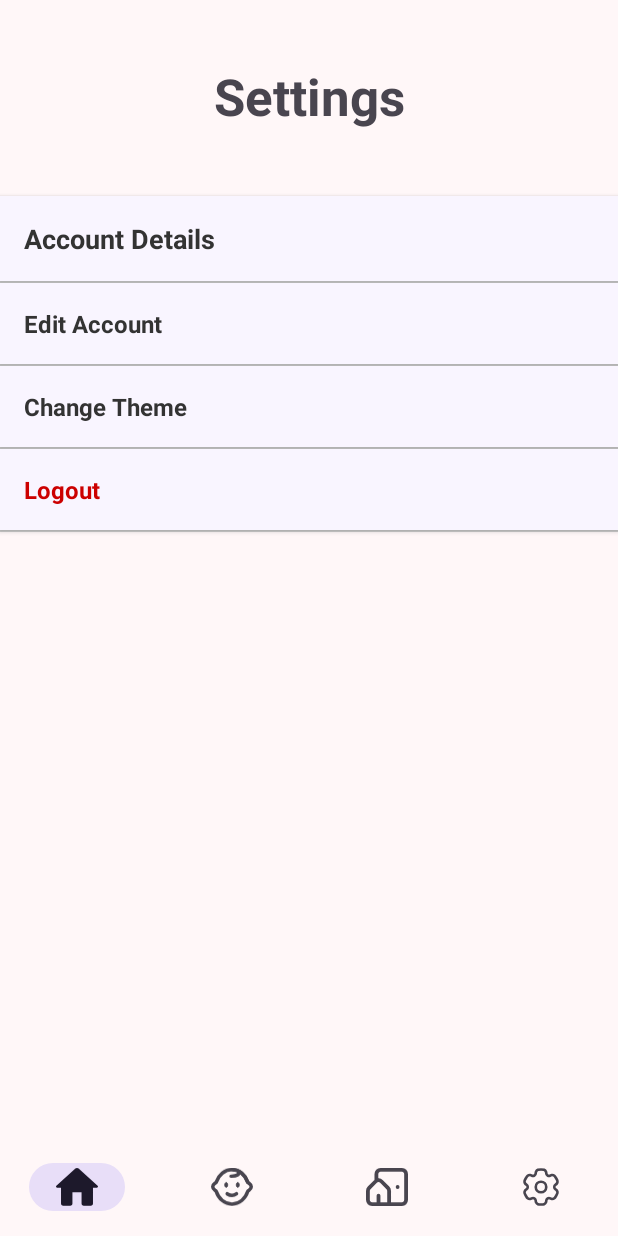
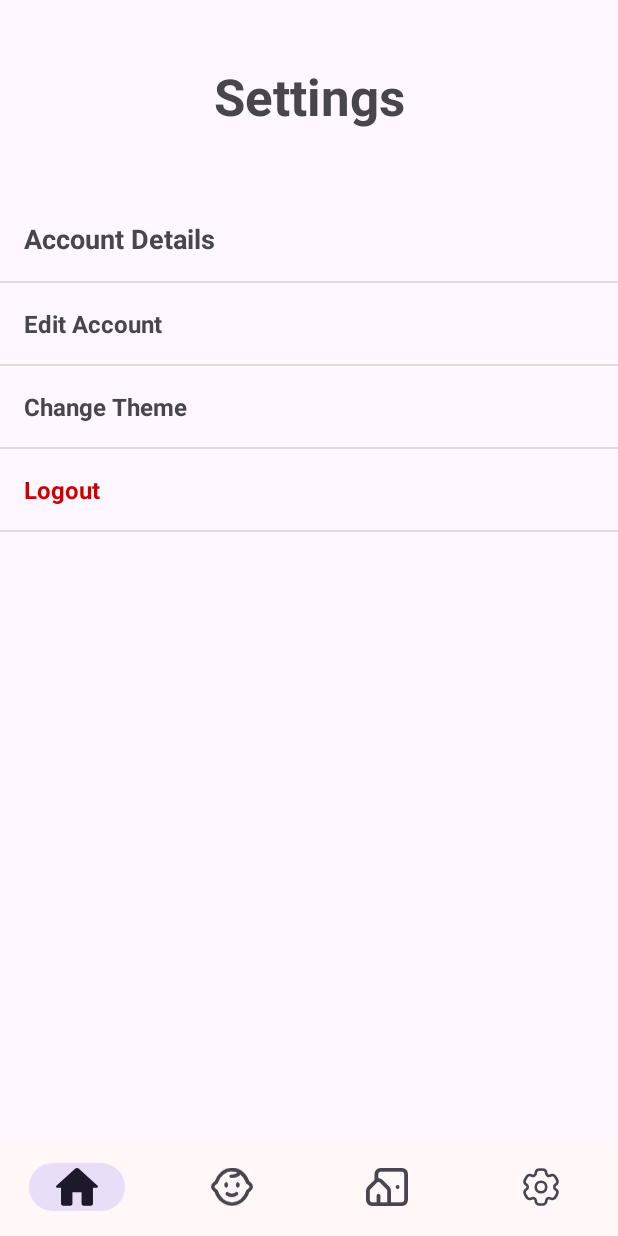
Before and after one commit to yogeshveus/LullabyCare, an Android app: the CalendarView screen opened directly, with no data from a screen before it, item 4 of the bottom bar chosen, on a phone screen of 412 x 824 dp. Run offline under Robolectric (Android 15) with nearby library versions, the phone set to English and light mode, and no system bars; our stand-ins replace Room's generated code.

Commit message:
dark theme visuals done, need to work on the switching logic

```diff
--- a/app/src/main/res/layout/activity_settings_view.xml
+++ b/app/src/main/res/layout/activity_settings_view.xml
@@ -4,7 +4,7 @@
     xmlns:tools="http://schemas.android.com/tools"
     android:layout_width="match_parent"
     android:layout_height="match_parent"
-    android:background="@color/backgroundLight"
+    android:background="?android:attr/windowBackground"
     tools:context=".SettingsView">
 
     <!-- Account Details Header -->
@@ -15,7 +15,7 @@
         android:layout_marginTop="41dp"
         android:layout_marginBottom="39dp"
         android:gravity="center_horizontal"
-        android:text="Settings"
+        android:text="@string/settings"
         android:textSize="34sp"
         android:textStyle="bold"
         app:layout_constraintBottom_toTopOf="@+id/accountDetailsHeader"
@@ -27,12 +27,12 @@
         android:layout_width="match_parent"
         android:layout_height="wrap_content"
         android:layout_marginTop="39dp"
-        android:background="@color/settingsGrey"
+        android:background="?android:attr/selectableItemBackground"
         android:elevation="2dp"
         android:gravity="start"
         android:padding="16dp"
-        android:text="Account Details"
-        android:textColor="#333"
+        android:text="@string/account_details"
+
         android:textSize="18sp"
         android:textStyle="bold"
         app:layout_constraintTop_toBottomOf="@+id/textView3"
@@ -43,7 +43,7 @@
         android:layout_width="match_parent"
         android:layout_height="1dp"
         app:layout_constraintTop_toBottomOf="@id/accountDetailsHeader"
-        android:background="#ccc" />
+        android:background="?android:attr/listDivider" />
 
     <!-- Edit Account -->
 
@@ -51,12 +51,12 @@
         android:id="@+id/editAccountButton"
         android:layout_width="match_parent"
         android:layout_height="wrap_content"
-        android:background="@color/settingsGrey"
+        android:background="?android:attr/selectableItemBackground"
         android:elevation="2dp"
         android:gravity="start"
         android:padding="16dp"
-        android:text="Edit Account"
-        android:textColor="#333"
+        android:text="@string/edit_account"
+
         android:textSize="16sp"
         android:textStyle="bold"
         app:layout_constraintTop_toBottomOf="@id/divider1"
@@ -66,7 +66,7 @@
         android:id="@+id/divider2"
         android:layout_width="match_parent"
         android:layout_height="1dp"
-        android:background="#ccc"
+        android:background="?android:attr/listDivider"
         app:layout_constraintTop_toBottomOf="@id/editAccountButton" />
 
     <!-- Change Theme -->
@@ -75,11 +75,11 @@
         android:layout_width="match_parent"
         android:layout_height="wrap_content"
         android:padding="16dp"
-        android:text="Change Theme"
+        android:text="@string/change_theme"
         android:textStyle="bold"
-        android:textColor="#333"
+
         android:textSize="16sp"
-        android:background="@color/settingsGrey"
+        android:background="?android:attr/selectableItemBackground"
         android:elevation="2dp"
         android:gravity="start"
         app:layout_constraintTop_toBottomOf="@id/divider2" />
@@ -88,7 +88,7 @@
         android:id="@+id/divider3"
         android:layout_width="match_parent"
         android:layout_height="1dp"
-        android:background="#ccc"
+        android:background="?android:attr/listDivider"
         app:layout_constraintTop_toBottomOf="@id/changeThemeButton" />
 
     <!-- Logout -->
@@ -97,11 +97,11 @@
         android:layout_width="match_parent"
         android:layout_height="wrap_content"
         android:padding="16dp"
-        android:text="Logout"
+        android:text="@string/logout"
         android:textStyle="bold"
         android:textColor="@android:color/holo_red_dark"
         android:textSize="16sp"
-        android:background="@color/settingsGrey"
+        android:background="?android:attr/selectableItemBackground"
         android:elevation="2dp"
         android:gravity="start"
         app:layout_constraintTop_toBottomOf="@id/divider3" />
@@ -110,7 +110,7 @@
         android:id="@+id/divider4"
         android:layout_width="match_parent"
         android:layout_height="1dp"
-        android:background="#ccc"
+        android:background="?android:attr/listDivider"
         app:layout_constraintTop_toBottomOf="@id/logoutButton" />
 
     <!-- Bottom Navigation -->
--- a/app/src/main/res/layout/activity_youtube.xml
+++ b/app/src/main/res/layout/activity_youtube.xml
@@ -4,7 +4,7 @@
     xmlns:tools="http://schemas.android.com/tools"
     android:layout_width="match_parent"
     android:layout_height="match_parent"
-    android:background="@color/backgroundLight"
+    android:background="?android:attr/windowBackground"
     tools:context=".YoutubeActivity">
 
     <com.pierfrancescosoffritti.androidyoutubeplayer.core.player.views.YouTubePlayerView
--- a/app/src/main/res/layout/item_card.xml
+++ b/app/src/main/res/layout/item_card.xml
@@ -20,7 +20,7 @@
             android:id="@+id/textViewTitle"
             android:layout_width="wrap_content"
             android:layout_height="wrap_content"
-            android:text="Card Title"
+            android:text="@string/card_title"
             android:textSize="18sp"
             android:textStyle="bold" />
 
@@ -37,7 +37,7 @@
             android:id="@+id/progressPercent"
             android:layout_width="wrap_content"
             android:layout_height="wrap_content"
-            android:text="5/10"
+            android:text="@string/_5_10"
             android:visibility="gone"
             android:layout_marginTop="4dp" />
     </LinearLayout>
--- a/app/src/main/res/layout/item_task.xml
+++ b/app/src/main/res/layout/item_task.xml
@@ -3,7 +3,8 @@
     xmlns:app="http://schemas.android.com/apk/res-auto"
     android:layout_width="match_parent"
     android:layout_height="wrap_content"
-    app:cardCornerRadius="6dp">
+    app:cardCornerRadius="6dp"
+    android:background="?android:attr/selectableItemBackground">
 
     <CheckBox
         android:id="@+id/taskCheckBox"
--- /dev/null
+++ b/app/src/main/res/values-night/strings.xml
@@ -0,0 +1,4 @@
+<?xml version="1.0" encoding="utf-8"?>
+<resources>
+
+</resources>
```
Also changed, not shown: app/src/main/res/layout/activity_calendar_view.xml (+3 -5 lines), app/src/main/res/layout/activity_community.xml (+5 -7 lines), app/src/main/res/layout/activity_daily_tasks_view.xml (+4 -5 lines), app/src/main/res/layout/activity_login_view.xml (+8 -8 lines), app/src/main/res/layout/activity_main3.xml (+6 -7 lines), app/src/main/res/layout/activity_nutrition_tracker.xml (+5 -5 lines), app/src/main/res/layout/activity_register_view.xml (+10 -10 lines), app/src/main/res/layout/dialog_confirm_password.xml (+8 -7 lines), app/src/main/res/layout/dialog_edit_account.xml (+6 -5 lines), app/src/main/res/layout/item_location.xml (+7 -4 lines), app/src/main/res/values-night/themes.xml (+11 -0 lines), app/src/main/res/values/colors.xml (+12 -0 lines), app/src/main/res/values/strings.xml (+45 -0 lines), app/src/main/res/values/themes.xml (+10 -0 lines).
